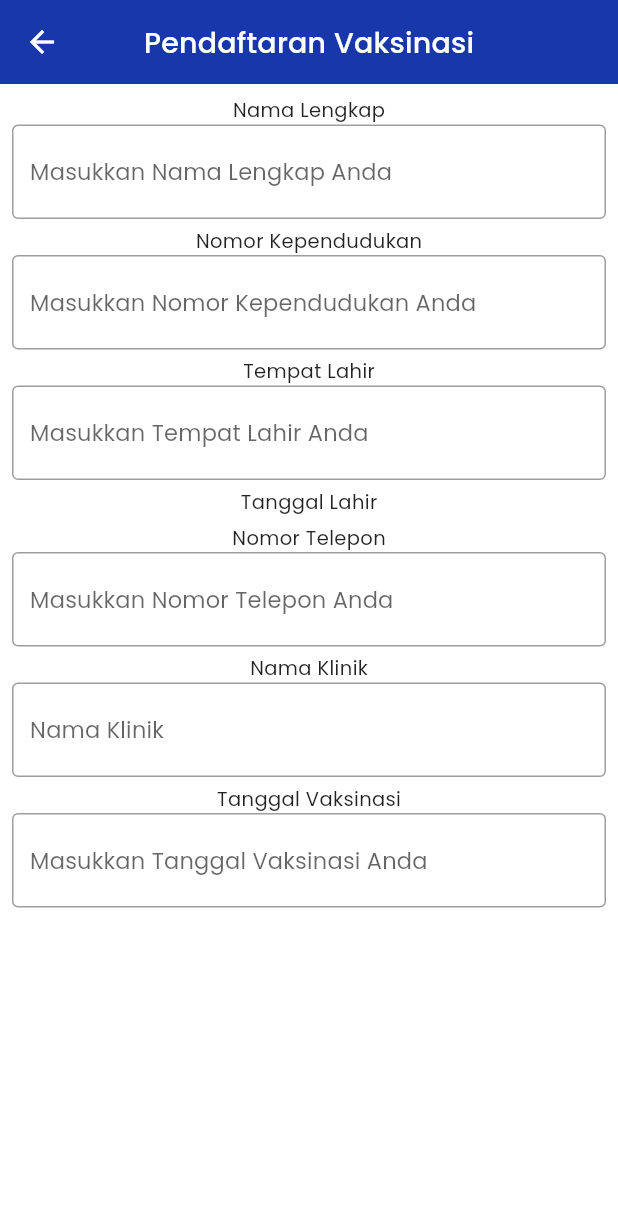
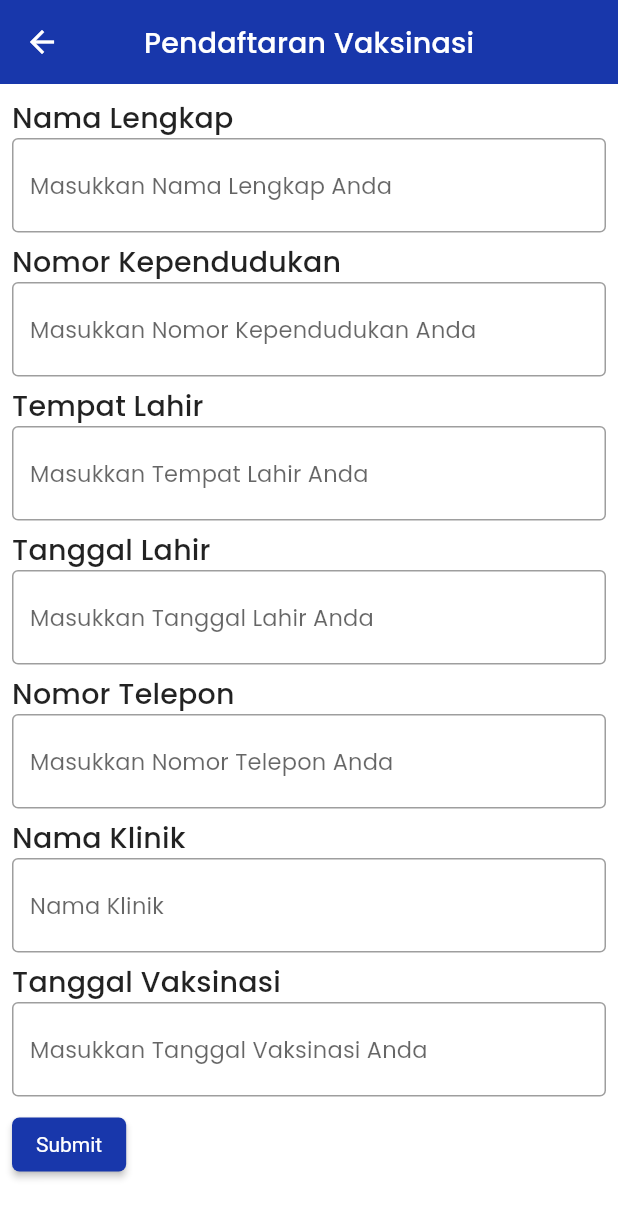
Before and after one commit to dewdew88/capstone, a Flutter app: the Registration screen opened by its route, on a phone screen of 412 x 824 dp. Shown: the top 1218 px of the screen. Run offline on Flutter 3.47's test engine with Material 2 defaults, Android fonts, the light colour scheme and no system bars; drawn by our look-alikes of datetime_picker_formfield; our stand-ins replace carousel_slider, fl_chart, google_fonts, shared_preferences, webview_flutter; accounts and stored records are empty; network calls fail.

Commit message:
add text field validation

```diff
--- a/lib/screens/vaccination_registration_page.dart
+++ b/lib/screens/vaccination_registration_page.dart
@@ -12,6 +12,25 @@ class Registration extends StatefulWidget {
 }
 
 class _RegistrationState extends State<Registration> {
+  final _nameController = TextEditingController();
+  final _ktpController = TextEditingController();
+  final _tempatLahirController = TextEditingController();
+  final _tanggalLahirController = TextEditingController();
+  final _nomorTeleponController = TextEditingController();
+  final _tanggalVaksinasiController = TextEditingController();
+  final GlobalKey<FormState> _formKey = GlobalKey<FormState>();
+
+  @override
+  void dispose() {
+    _nameController.dispose();
+    _ktpController.dispose();
+    _tempatLahirController.dispose();
+    _tanggalLahirController.dispose();
+    _nomorTeleponController.dispose();
+    _tanggalVaksinasiController.dispose();
+    super.dispose();
+  }
+
   @override
   Widget build(BuildContext context) {
     return Scaffold(
@@ -21,43 +40,114 @@ class _RegistrationState extends State<Registration> {
       body: SingleChildScrollView(
         child: Padding(
           padding: const EdgeInsets.all(8.0),
+          child: Form(
+            key: _formKey,
             child: Column(
+              crossAxisAlignment: CrossAxisAlignment.start,
               children: <Widget>[
-              const Text('Nama Lengkap'),
-              const TextField(
-                decoration: InputDecoration(
+                Text(
+                  'Nama Lengkap',
+                  style: Theme.of(context).textTheme.headline6,
+                ),
+                TextFormField(
+                  controller: _nameController,
+                  decoration: const InputDecoration(
                     border: OutlineInputBorder(),
                     hintText: 'Masukkan Nama Lengkap Anda'
                   ),
+                  validator: (value) {
+                    if (value!.isEmpty) {
+                      return 'Wajib diisi';
+                    }
+                    return null;
+                  },
                 ),
                 const SizedBox(height: 5),
-              const Text('Nomor Kependudukan'),
-              const TextField(
-                decoration: InputDecoration(
+                Text(
+                  'Nomor Kependudukan',
+                  style: Theme.of(context).textTheme.headline6,
+                ),
+                TextFormField(
+                  controller: _ktpController,
+                  decoration: const InputDecoration(
                       border: OutlineInputBorder(),
                       hintText: 'Masukkan Nomor Kependudukan Anda'
                   ),
+                  validator: (value) {
+                    if (value!.isEmpty) {
+                      return 'Wajib diisi';
+                    }
+                    return null;
+                  },
                 ),
                 const SizedBox(height: 5),
-              const Text('Tempat Lahir'),
-              const TextField(
-                decoration: InputDecoration(
+                Text(
+                  'Tempat Lahir',
+                  style: Theme.of(context).textTheme.headline6,
+                ),
+                TextFormField(
+                  controller: _tempatLahirController,
+                  decoration: const InputDecoration(
                       border: OutlineInputBorder(),
                       hintText: 'Masukkan Tempat Lahir Anda'
                   ),
+                  validator: (value) {
+                    if (value!.isEmpty) {
+                      return 'Wajib diisi';
+                    }
+                    return null;
+                  },
                 ),
                 const SizedBox(height: 5),
-              const Text('Tanggal Lahir'),
+                Text(
+                  'Tanggal Lahir',
+                  style: Theme.of(context).textTheme.headline6,
+                ),
+                DateTimeField(
+                  controller: _tanggalLahirController,
+                  format: DateFormat('dd/MM/yyyy'),
+                  onShowPicker: (context, currentVal) {
+                    return showDatePicker(
+                      context: context,
+                      initialDate: currentVal ?? DateTime(2010),
+                      firstDate: DateTime(1950),
+                      lastDate: DateTime(2015),
+                    );
+                  },
+                  decoration: const InputDecoration(
+                    border: OutlineInputBorder(),
+                    hintText: 'Masukkan Tanggal Lahir Anda',
+                  ),
+                  validator: (DateTime? value) {
+                    if (value == null) {
+                      return 'Wajib diisi';
+                    }
+                    return null;
+                  },
+                ),
                 const SizedBox(height: 5),
-              const Text('Nomor Telepon'),
-              const TextField(
-                decoration: InputDecoration(
+                Text(
+                  'Nomor Telepon',
+                  style: Theme.of(context).textTheme.headline6,
+                ),
+                TextFormField(
+                  controller: _nomorTeleponController,
+                  decoration: const InputDecoration(
                       border: OutlineInputBorder(),
                       hintText: 'Masukkan Nomor Telepon Anda'
                   ),
+                  validator: (value) {
+                    if (value!.isEmpty) {
+                      return 'Wajib diisi';
+                    }
+                    return null;
+                  },
                 ),
                 const SizedBox(height: 5),
-              const Text('Nama Klinik'),
+                Text(
+                  'Nama Klinik',
+                  style: Theme.of(context).textTheme.headline6,
+                ),
                 const TextField(
                   readOnly: true,
                   decoration: InputDecoration(
@@ -66,8 +156,12 @@ class _RegistrationState extends State<Registration> {
                   ),
                 ),
                 const SizedBox(height: 5),
-              const Text('Tanggal Vaksinasi'),
+                Text(
+                  'Tanggal Vaksinasi',
+                  style: Theme.of(context).textTheme.headline6,
+                ),
                 DateTimeField(
+                  controller: _tanggalVaksinasiController,
                   format: DateFormat("dd/MM/yyyy"),
                   onShowPicker: (context, currentValue) {
                     return showDatePicker(
@@ -81,8 +175,24 @@ class _RegistrationState extends State<Registration> {
                     border: OutlineInputBorder(),
                     hintText: 'Masukkan Tanggal Vaksinasi Anda',
                   ),
+                  validator: (DateTime? value) {
+                    if (value == null) {
+                      return 'Wajib diisi';
+                    }
+                    return null;
+                  },
+                ),
+                const SizedBox(height: 8),
+                ElevatedButton(
+                  onPressed: () {
+                    setState(() {
+                      if (_formKey.currentState!.validate()) {}
+                    });
+                  },
+                  child: const Text('Submit'),
                 ),
               ],
+            ),
           ),
         ),
       ),
```
Lines whose indentation alone changed are shown as unchanged.
